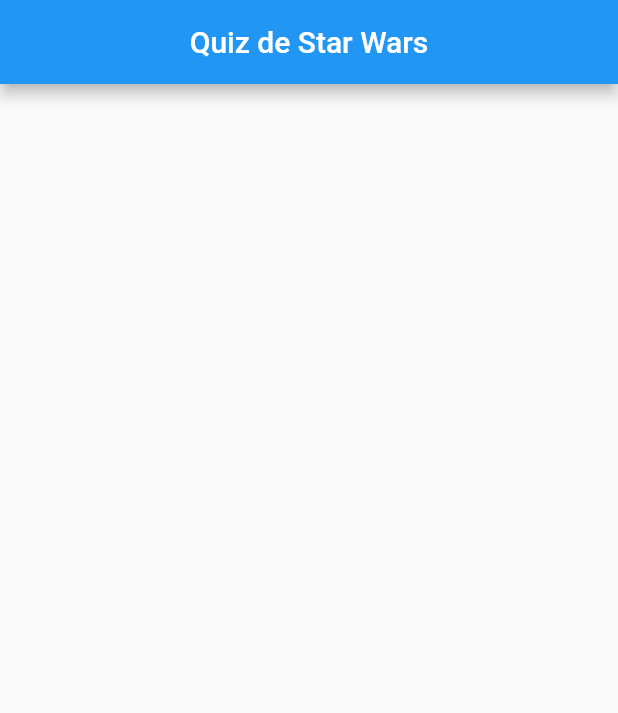
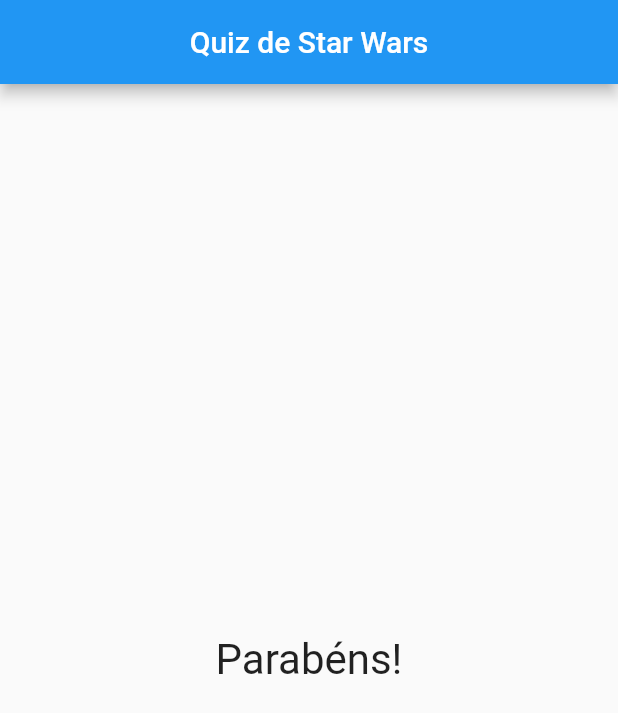
Before and after one commit to AfonsoMachado/flutter_quiz, a Flutter app: the screen it shows after launch, after a tap on "Luke Skywalker", after a tap on "Darth Maul", after a tap on "O Império Contra-Ataca", on a phone screen of 412 x 824 dp. Shown: the top 713 px of the screen. Run offline on Flutter 3.47's test engine with Material 2 defaults, Android fonts, the phone set to English and light mode, and no system bars.

Commit message:
create result component

```diff
--- a/lib/main.dart
+++ b/lib/main.dart
@@ -1,6 +1,7 @@
 import 'package:flutter/material.dart';
 import 'package:flutter_quiz/answer.dart';
 import 'package:flutter_quiz/question.dart';
+import 'package:flutter_quiz/result.dart';
 
 main() {
   runApp(const QuestionApp());
@@ -68,7 +69,7 @@ class _QuestionAppState extends State<QuestionApp> {
                   //Pega todas as respostas das passando o widger como parêmetro
                 ],
               )
-            : null,
+            : const Result(),
       ),
     );
   }
--- /dev/null
+++ b/lib/result.dart
@@ -0,0 +1,15 @@
+import 'package:flutter/material.dart';
+
+class Result extends StatelessWidget {
+  const Result({super.key});
+
+  @override
+  Widget build(BuildContext context) {
+    return const Center(
+      child: Text(
+        'Parabéns!',
+        style: TextStyle(fontSize: 28),
+      ),
+    );
+  }
+}
```
